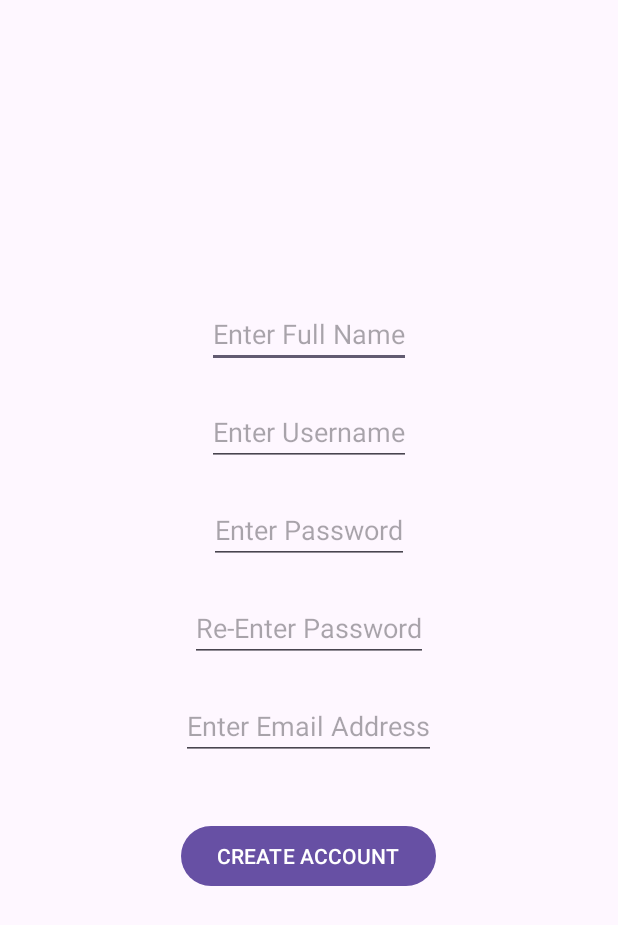
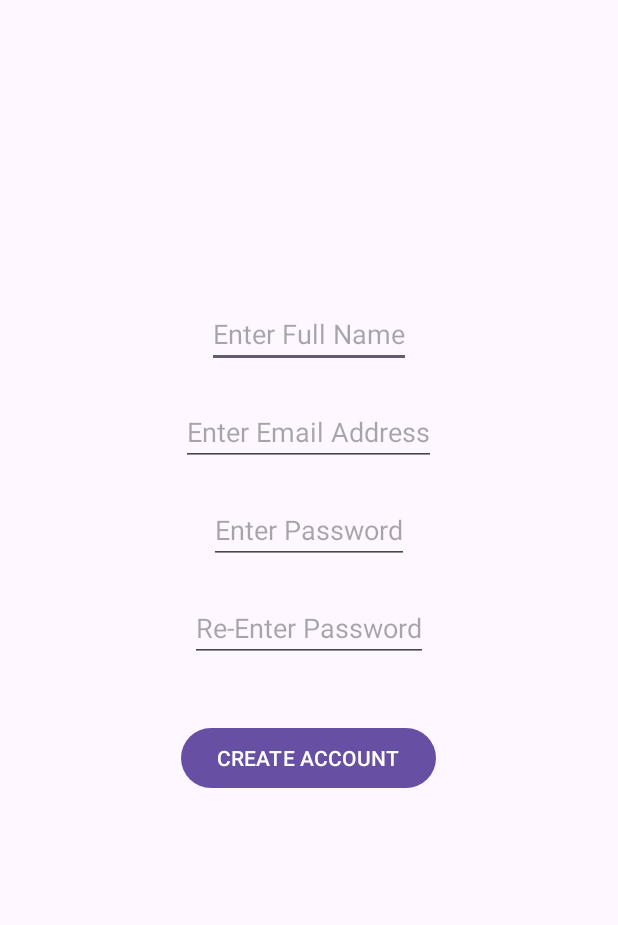
Before and after one commit to ziyad2004/CSC-306_Mobile_Application, an Android app: the CreateAccountActivity screen opened directly, with no data from a screen before it, on a phone screen of 412 x 824 dp. Shown: the top 925 px of the screen. Run offline under Robolectric (Android 15) with nearby library versions, the phone set to English and light mode, and no system bars; our stand-ins replace Firebase (no records; nobody signed in at launch, a user with empty details on screens opened directly).

Commit message:
Added the ability to create user accounts, logout, login and implemented the necessary validation checks.

```diff
--- a/app/build.gradle.kts
+++ b/app/build.gradle.kts
@@ -1,6 +1,7 @@
 plugins {
     alias(libs.plugins.android.application)
     alias(libs.plugins.kotlin.android)
+    alias(libs.plugins.google.gms.google.services)
 }
 
 android {
@@ -42,6 +43,7 @@ dependencies {
     implementation(libs.material)
     implementation(libs.androidx.activity)
     implementation(libs.androidx.constraintlayout)
+    implementation(libs.firebase.auth)
     testImplementation(libs.junit)
     androidTestImplementation(libs.androidx.junit)
     androidTestImplementation(libs.androidx.espresso.core)
--- a/app/src/main/res/layout/activity_create_account.xml
+++ b/app/src/main/res/layout/activity_create_account.xml
@@ -5,7 +5,7 @@
     android:layout_height="match_parent"
     xmlns:tools="http://schemas.android.com/tools"
     tools:context=".activities.LoginActivity"
-    android:id="@+id/main"
+    android:id="@+id/createAccountView"
     android:orientation="vertical"
     android:gravity="center_horizontal">
 
@@ -19,11 +19,11 @@
         android:inputType="text"/>
 
     <com.google.android.material.textfield.TextInputEditText
-        android:id="@+id/createAccountUserNameInput"
+        android:id="@+id/createAccountEmailInput"
         android:layout_width="wrap_content"
         android:layout_height="wrap_content"
         android:layout_marginTop="20dp"
-        android:hint="@string/enter_username"
+        android:hint="@string/enter_email_address"
         android:inputType="text"/>
 
     <com.google.android.material.textfield.TextInputEditText
@@ -39,20 +39,13 @@
         android:layout_width="wrap_content"
         android:layout_height="wrap_content"
         android:layout_marginTop="20dp"
+        android:layout_marginBottom="40dp"
         android:hint="@string/re_enter_password"
         android:inputType="text"/>
 
-    <com.google.android.material.textfield.TextInputEditText
-        android:id="@+id/emailAddressInput"
-        android:layout_width="wrap_content"
-        android:layout_height="wrap_content"
-        android:layout_marginTop="20dp"
-        android:layout_marginBottom="40dp"
-        android:hint="@string/enter_email_address"
-        android:inputType="text"/>
 
     <com.google.android.material.button.MaterialButton
-        android:id="@+id/loginCreateAccountBtn"
+        android:id="@+id/createAccountBtn"
         android:layout_width="wrap_content"
         android:layout_height="wrap_content"
         android:text="@string/create_account" />
--- a/app/src/main/res/layout/activity_login.xml
+++ b/app/src/main/res/layout/activity_login.xml
@@ -5,16 +5,16 @@
     android:layout_height="match_parent"
     xmlns:tools="http://schemas.android.com/tools"
     tools:context=".activities.LoginActivity"
-    android:id="@+id/main"
+    android:id="@+id/loginView"
     android:orientation="vertical"
     android:gravity="center_horizontal">
 
     <com.google.android.material.textfield.TextInputEditText
-        android:id="@+id/loginUserNameInput"
+        android:id="@+id/loginEmailInput"
         android:layout_width="wrap_content"
         android:layout_height="wrap_content"
         android:layout_marginTop="260dp"
-        android:hint="@string/enter_username"
+        android:hint="@string/enter_email_address"
         android:inputType="text"/>
 
     <com.google.android.material.textfield.TextInputEditText
--- a/app/src/main/res/layout/fragment_user_settings.xml
+++ b/app/src/main/res/layout/fragment_user_settings.xml
@@ -14,7 +14,7 @@
         android:layout_marginTop="30dp"
         android:layout_width="wrap_content"
         android:layout_height="wrap_content"
-        android:hint="@string/enter_username" />
+        android:hint="@string/enter_email_address" />
 
     <com.google.android.material.textfield.TextInputEditText
         android:id="@+id/settingsNewUsrNameInput"
--- a/app/src/main/res/menu/homepage_appbar_layout.xml
+++ b/app/src/main/res/menu/homepage_appbar_layout.xml
@@ -27,7 +27,7 @@
         android:title="@string/settings_action" />
 
     <item
-        android:id="@+id/actionLogoff"
-        android:title="@string/log_off_action" />
+        android:id="@+id/actionLogOut"
+        android:title="@string/log_out_action" />
 
 </menu>
--- a/app/src/main/res/values/strings.xml
+++ b/app/src/main/res/values/strings.xml
@@ -1,6 +1,5 @@
 <resources>
     <string name="app_name">Coursework</string>
-    <string name="enter_username">Enter Username</string>
     <string name="enter_password">Enter Password</string>
     <string name="sign_in">SIGN IN</string>
     <string name="create_account">CREATE ACCOUNT</string>
@@ -8,7 +7,7 @@
     <string name="enter_email_address">Enter Email Address</string>
     <string name="refresh_icon">Refresh Icon</string>
     <string name="profile_icon">Profile Icon</string>
-    <string name="log_off_action">Log Off</string>
+    <string name="log_out_action">Log Out</string>
     <string name="settings_action">Settings</string>
     <string name="number_of_questions">Number Of Questions:</string>
     <string name="choose_a_category">Choose a Category:</string>
@@ -22,6 +21,11 @@
     <string name="clear_preferences">Clear Preferences</string>
     <string name="achievements">Achievements</string>
     <string name="enter_full_name">Enter Full Name</string>
+    <string name="user_already_logged_in">You are already logged in</string>
+    <string name="account_creation_error_msg">Email already registered or passwords do not match</string>
+    <string name="empty_fields_msg">Please fill out all fields</string>
+    <string name="login_error_msg">Email or Password Incorrect</string>
+    <string name="log_out_msg">You have logged out</string>
 
     <string-array name="num_of_questions_array">
         <item>1</item>
--- a/build.gradle.kts
+++ b/build.gradle.kts
@@ -2,4 +2,5 @@
 plugins {
     alias(libs.plugins.android.application) apply false
     alias(libs.plugins.kotlin.android) apply false
+    alias(libs.plugins.google.gms.google.services) apply false
 }
--- a/gradle/libs.versions.toml
+++ b/gradle/libs.versions.toml
@@ -9,6 +9,8 @@ appcompat = "1.7.0"
 material = "1.12.0"
 activity = "1.9.3"
 constraintlayout = "2.2.0"
+googleGmsGoogleServices = "4.4.2"
+firebaseAuth = "23.1.0"
 
 [libraries]
 androidx-core-ktx = { group = "androidx.core", name = "core-ktx", version.ref = "coreKtx" }
@@ -19,7 +21,9 @@ androidx-appcompat = { group = "androidx.appcompat", name = "appcompat", version
 material = { group = "com.google.android.material", name = "material", version.ref = "material" }
 androidx-activity = { group = "androidx.activity", name = "activity", version.ref = "activity" }
 androidx-constraintlayout = { group = "androidx.constraintlayout", name = "constraintlayout", version.ref = "constraintlayout" }
+firebase-auth = { group = "com.google.firebase", name = "firebase-auth", version.ref = "firebaseAuth" }
 
 [plugins]
 android-application = { id = "com.android.application", version.ref = "agp" }
 kotlin-android = { id = "org.jetbrains.kotlin.android", version.ref = "kotlin" }
+google-gms-google-services = { id = "com.google.gms.google-services", version.ref = "googleGmsGoogleServices" }
```
Also changed, not shown: app/src/main/java/com/example/coursework/activities/CreateAccountActivity.kt (+85 -0 lines), app/src/main/java/com/example/coursework/activities/HomePageActivity.kt (+8 -3 lines), app/src/main/java/com/example/coursework/activities/LoginActivity.kt (+56 -12 lines), 1 other file.
